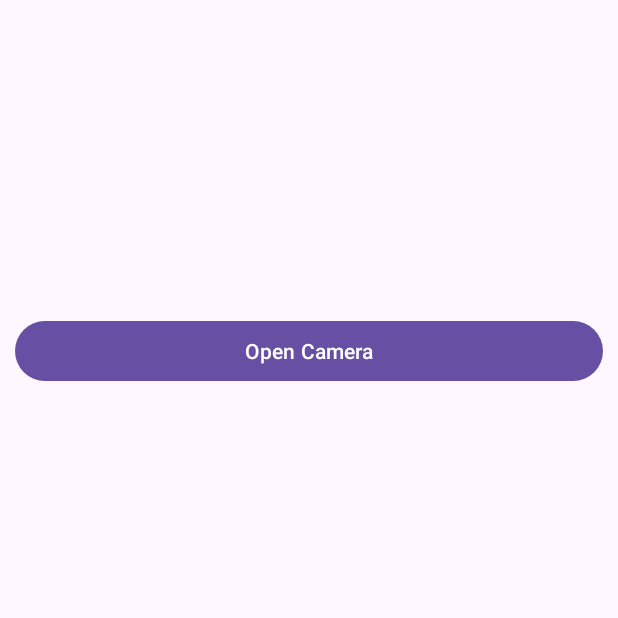
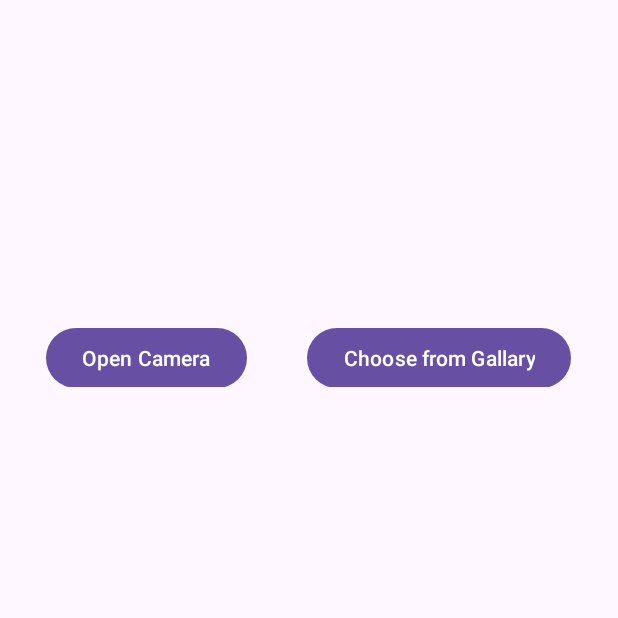
Before and after one commit to hassanelkharroubi/Your-Farm, an Android app: the MainActivity screen opened directly, with no data from a screen before it, on a phone screen of 412 x 824 dp, the top half of it. Run offline under Robolectric (Android 15) with nearby library versions, the phone set to English and light mode, and no system bars.

Commit message:
add new button

```diff
--- a/app/src/main/res/layout/activity_main.xml
+++ b/app/src/main/res/layout/activity_main.xml
@@ -17,18 +17,29 @@
     <LinearLayout
         android:layout_width="match_parent"
         android:layout_height="wrap_content"
-        android:orientation="vertical"
-        android:padding="10dp">
+        android:gravity="center"
+        android:orientation="horizontal">
 
         <Button
             android:id="@+id/camera_button"
-            android:layout_width="match_parent"
+            android:layout_width="wrap_content"
             android:layout_height="wrap_content"
+            android:layout_marginTop="10dp"
+            android:layout_marginRight="40dp"
             android:text="Open Camera" />
+
+        <Button
+            android:id="@+id/chose_galary"
+            android:layout_width="wrap_content"
+            android:layout_height="wrap_content"
+            android:layout_marginTop="10dp"
+            android:text="Choose from Gallary" />
+    </LinearLayout>
+
 
     <LinearLayout
         android:layout_width="match_parent"
-            android:layout_height="match_parent"
+        android:layout_height="wrap_content"
         android:gravity="center"
         android:orientation="horizontal">
 
@@ -46,8 +57,6 @@
             android:layout_height="wrap_content"
             android:layout_marginTop="10dp"
             android:text="Leaf Disease" />
-        </LinearLayout>
-
     </LinearLayout>
 
     <LinearLayout
```
Lines whose indentation alone changed are shown as unchanged.
